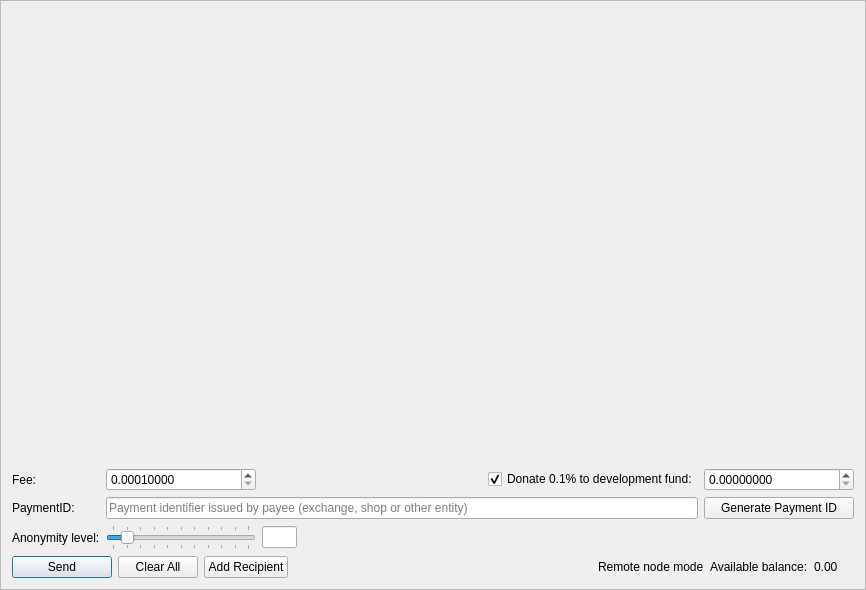
The window that src/gui/ui/sendframe.ui (qwertycoin-org/qwertycoin-gui) describes before a commit, drawn with Qt 5.
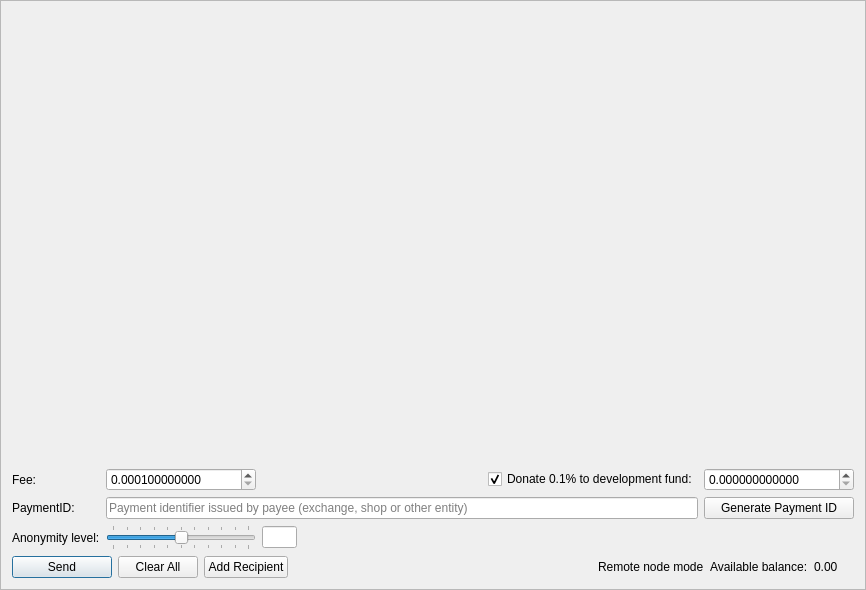
The same window after the commit. Icons and pictures are not drawn.

Diff of the .ui file:
```diff
--- a/src/gui/ui/sendframe.ui
+++ b/src/gui/ui/sendframe.ui
@@ -96,7 +96,7 @@
         <number>1</number>
        </property>
        <property name="sliderPosition">
-        <number>1</number>
+        <number>5</number>
        </property>
        <property name="tracking">
         <bool>false</bool>
@@ -205,19 +205,19 @@
         <string/>
        </property>
        <property name="decimals">
-        <number>8</number>
+        <number>12</number>
        </property>
        <property name="minimum">
-        <double>0.00010000</double>
+        <double>0.000100000000000</double>
        </property>
        <property name="maximum">
-        <double>999999999999999.00000000</double>
+        <double>999999999999999.000000000000000</double>
        </property>
        <property name="singleStep">
         <double>0.00010000</double>
        </property>
        <property name="value">
-        <double>0.00010000</double>
+        <double>0.000100000000000</double>
        </property>
       </widget>
      </item>
@@ -267,7 +267,7 @@
         <locale language="English" country="UnitedStates"/>
        </property>
        <property name="decimals">
-        <number>8</number>
+        <number>12</number>
        </property>
        <property name="maximum">
         <double>999999999999999.000000000000000</double>
```
Left out of the diff: 2 changed lines with no effect on the pictures.
